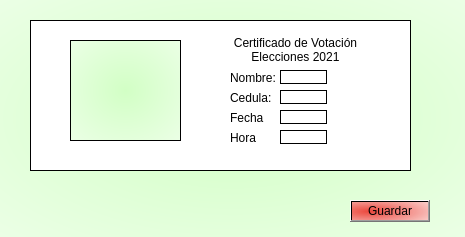
The window that certificado.ui (JA-Camacho/Qt-Sistema-de-Votacion) describes before a commit, drawn with Qt 5.
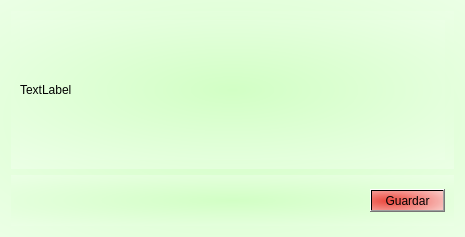
The same window after the commit. Icons and pictures are not drawn.

```diff
--- a/certificado.ui
+++ b/certificado.ui
@@ -32,216 +32,56 @@
    <string notr="true">background-color: qradialgradient(spread:pad, cx:0.477227, cy:0.392, radius:1.271, fx:0.477227, fy:0.387, stop:0 rgba(104, 206, 245, 248), stop:1 rgba(255, 255, 255, 255));
 background-color: qradialgradient(spread:pad, cx:0.5, cy:0.5, radius:1.271, fx:0.5, fy:0.5, stop:0 rgba(210, 255, 197, 255), stop:1 rgba(255, 255, 255, 255));</string>
   </property>
-  <widget class="QPushButton" name="cmdGuardar">
-   <property name="geometry">
-    <rect>
-     <x>350</x>
-     <y>200</y>
-     <width>80</width>
-     <height>22</height>
-    </rect>
-   </property>
-   <property name="styleSheet">
-    <string notr="true">background-color: qradialgradient(spread:reflect, cx:0.239, cy:0.528273, radius:1.271, fx:0.233, fy:0.522727, stop:0 rgba(236, 61, 52, 241), stop:1 rgba(255, 255, 255, 255));</string>
-   </property>
-   <property name="text">
-    <string>Guardar</string>
-   </property>
-  </widget>
-  <widget class="QLabel" name="outTitulo">
-   <property name="geometry">
-    <rect>
-     <x>230</x>
-     <y>30</y>
-     <width>131</width>
-     <height>41</height>
-    </rect>
-   </property>
-   <property name="styleSheet">
-    <string notr="true">background-color: qradialgradient(spread:pad, cx:0.5, cy:0.5, radius:0.5, fx:0.5, fy:0.5, stop:0 rgba(255, 255, 255, 255), stop:1 rgba(255, 255, 255, 255));</string>
-   </property>
-   <property name="text">
-    <string>&lt;html&gt;&lt;head/&gt;&lt;body&gt;&lt;p align=&quot;center&quot;&gt;Certificado de Votación&lt;br/&gt;Elecciones 2021&lt;/p&gt;&lt;/body&gt;&lt;/html&gt;</string>
-   </property>
-  </widget>
-  <widget class="QLabel" name="label_2">
-   <property name="geometry">
-    <rect>
-     <x>230</x>
-     <y>70</y>
-     <width>51</width>
-     <height>16</height>
-    </rect>
-   </property>
-   <property name="styleSheet">
-    <string notr="true">background-color: qradialgradient(spread:pad, cx:0.5, cy:0.5, radius:0.5, fx:0.5, fy:0.5, stop:0 rgba(255, 255, 255, 255), stop:1 rgba(255, 255, 255, 255));</string>
-   </property>
-   <property name="text">
-    <string>&lt;html&gt;&lt;head/&gt;&lt;body&gt;&lt;p&gt;Nombre:&lt;/p&gt;&lt;/body&gt;&lt;/html&gt;</string>
-   </property>
-  </widget>
-  <widget class="QLabel" name="label_3">
-   <property name="geometry">
-    <rect>
-     <x>230</x>
-     <y>110</y>
-     <width>41</width>
-     <height>16</height>
-    </rect>
-   </property>
-   <property name="styleSheet">
-    <string notr="true">background-color: qradialgradient(spread:pad, cx:0.5, cy:0.5, radius:0.5, fx:0.5, fy:0.5, stop:0 rgba(255, 255, 255, 255), stop:1 rgba(255, 255, 255, 255));</string>
-   </property>
-   <property name="text">
-    <string>&lt;html&gt;&lt;head/&gt;&lt;body&gt;&lt;p&gt;Fecha&lt;/p&gt;&lt;/body&gt;&lt;/html&gt;</string>
-   </property>
-  </widget>
-  <widget class="QPlainTextEdit" name="plainTextEdit">
-   <property name="geometry">
-    <rect>
-     <x>30</x>
-     <y>20</y>
-     <width>381</width>
-     <height>151</height>
-    </rect>
-   </property>
-   <property name="styleSheet">
-    <string notr="true">background-color: qradialgradient(spread:pad, cx:0.5, cy:0.5, radius:0.5, fx:0.5, fy:0.5, stop:0 rgba(255, 255, 255, 255), stop:1 rgba(255, 255, 255, 255));</string>
-   </property>
-  </widget>
-  <widget class="QGraphicsView" name="graphicsView">
-   <property name="geometry">
-    <rect>
-     <x>70</x>
-     <y>40</y>
-     <width>111</width>
-     <height>101</height>
-    </rect>
-   </property>
-   <property name="styleSheet">
-    <string notr="true">border-image: url(:/imagenes/Recursos/Fotostock.jpg);</string>
-   </property>
-  </widget>
-  <widget class="QLabel" name="label_4">
-   <property name="geometry">
-    <rect>
-     <x>230</x>
-     <y>90</y>
-     <width>41</width>
-     <height>16</height>
-    </rect>
-   </property>
-   <property name="styleSheet">
-    <string notr="true">background-color: qradialgradient(spread:pad, cx:0.5, cy:0.5, radius:0.5, fx:0.5, fy:0.5, stop:0 rgba(255, 255, 255, 255), stop:1 rgba(255, 255, 255, 255));</string>
-   </property>
-   <property name="text">
-    <string>&lt;html&gt;&lt;head/&gt;&lt;body&gt;&lt;p&gt;Cedula:&lt;/p&gt;&lt;/body&gt;&lt;/html&gt;</string>
-   </property>
-  </widget>
-  <widget class="QLabel" name="outNombre">
-   <property name="geometry">
-    <rect>
-     <x>280</x>
-     <y>70</y>
-     <width>47</width>
-     <height>14</height>
-    </rect>
-   </property>
-   <property name="styleSheet">
-    <string notr="true">background-color: rgb(255, 255, 255);</string>
-   </property>
-   <property name="frameShape">
-    <enum>QFrame::Box</enum>
-   </property>
-   <property name="text">
-    <string/>
-   </property>
-  </widget>
-  <widget class="QLabel" name="outCedula">
-   <property name="geometry">
-    <rect>
-     <x>280</x>
-     <y>90</y>
-     <width>47</width>
-     <height>14</height>
-    </rect>
-   </property>
-   <property name="styleSheet">
-    <string notr="true">background-color: rgb(255, 255, 255);</string>
-   </property>
-   <property name="frameShape">
-    <enum>QFrame::Box</enum>
-   </property>
-   <property name="text">
-    <string/>
-   </property>
-  </widget>
-  <widget class="QLabel" name="label_7">
-   <property name="geometry">
-    <rect>
-     <x>230</x>
-     <y>130</y>
-     <width>41</width>
-     <height>16</height>
-    </rect>
-   </property>
-   <property name="styleSheet">
-    <string notr="true">background-color: qradialgradient(spread:pad, cx:0.5, cy:0.5, radius:0.5, fx:0.5, fy:0.5, stop:0 rgba(255, 255, 255, 255), stop:1 rgba(255, 255, 255, 255));</string>
-   </property>
-   <property name="text">
-    <string>&lt;html&gt;&lt;head/&gt;&lt;body&gt;&lt;p&gt;Hora&lt;/p&gt;&lt;/body&gt;&lt;/html&gt;</string>
-   </property>
-  </widget>
-  <widget class="QLabel" name="outFecha">
-   <property name="geometry">
-    <rect>
-     <x>280</x>
-     <y>110</y>
-     <width>47</width>
-     <height>14</height>
-    </rect>
-   </property>
-   <property name="styleSheet">
-    <string notr="true">background-color: rgb(255, 255, 255);</string>
-   </property>
-   <property name="frameShape">
-    <enum>QFrame::Box</enum>
-   </property>
-   <property name="text">
-    <string/>
-   </property>
-  </widget>
-  <widget class="QLabel" name="outHora">
-   <property name="geometry">
-    <rect>
-     <x>280</x>
-     <y>130</y>
-     <width>47</width>
-     <height>14</height>
-    </rect>
-   </property>
-   <property name="styleSheet">
-    <string notr="true">background-color: rgb(255, 255, 255);</string>
-   </property>
-   <property name="frameShape">
-    <enum>QFrame::Box</enum>
-   </property>
-   <property name="text">
-    <string/>
-   </property>
-  </widget>
-  <zorder>plainTextEdit</zorder>
-  <zorder>cmdGuardar</zorder>
-  <zorder>outTitulo</zorder>
-  <zorder>label_2</zorder>
-  <zorder>label_3</zorder>
-  <zorder>graphicsView</zorder>
-  <zorder>label_4</zorder>
-  <zorder>outNombre</zorder>
-  <zorder>outCedula</zorder>
-  <zorder>label_7</zorder>
-  <zorder>outFecha</zorder>
-  <zorder>outHora</zorder>
+  <layout class="QVBoxLayout" name="verticalLayout_3">
+   <item>
+    <widget class="QWidget" name="widget_2" native="true">
+     <layout class="QVBoxLayout" name="verticalLayout">
+      <item>
+       <widget class="QLabel" name="outCertificado">
+        <property name="minimumSize">
+         <size>
+          <width>350</width>
+          <height>140</height>
+         </size>
+        </property>
+        <property name="text">
+         <string>TextLabel</string>
+        </property>
+       </widget>
+      </item>
+     </layout>
+    </widget>
+   </item>
+   <item>
+    <widget class="QWidget" name="widget" native="true">
+     <layout class="QHBoxLayout" name="horizontalLayout">
+      <item>
+       <spacer name="horizontalSpacer">
+        <property name="orientation">
+         <enum>Qt::Horizontal</enum>
+        </property>
+        <property name="sizeHint" stdset="0">
+         <size>
+          <width>40</width>
+          <height>20</height>
+         </size>
+        </property>
+       </spacer>
+      </item>
+      <item>
+       <widget class="QPushButton" name="cmdGuardar">
+        <property name="styleSheet">
+         <string notr="true">background-color: qradialgradient(spread:reflect, cx:0.239, cy:0.528273, radius:1.271, fx:0.233, fy:0.522727, stop:0 rgba(236, 61, 52, 241), stop:1 rgba(255, 255, 255, 255));</string>
+        </property>
+        <property name="text">
+         <string>Guardar</string>
+        </property>
+       </widget>
+      </item>
+     </layout>
+    </widget>
+   </item>
+  </layout>
  </widget>
  <resources/>
  <connections/>
```
